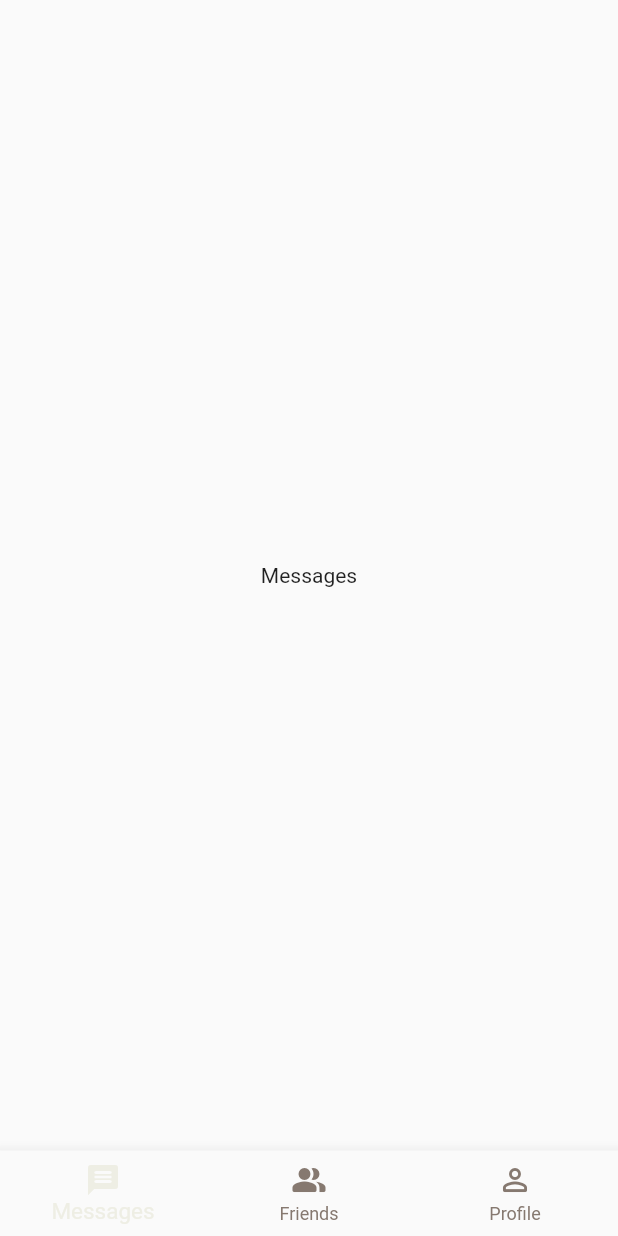
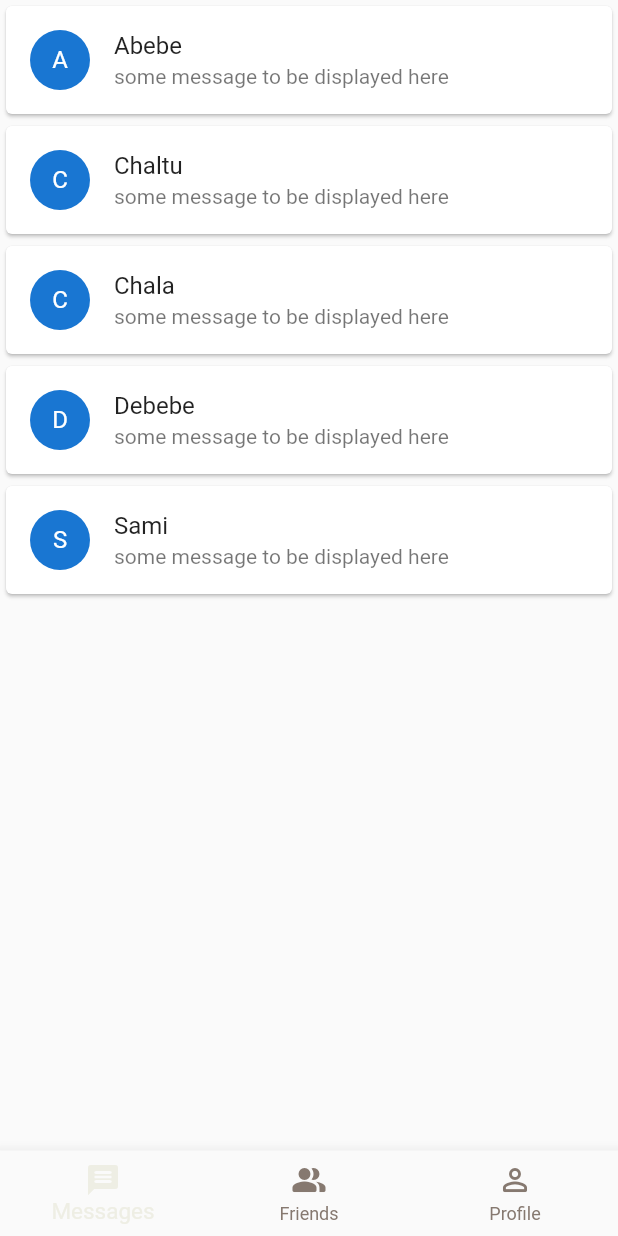
Before and after one commit to DailyDelveloper/heart-heart, a Flutter app: the screen it shows after launch, on a phone screen of 412 x 824 dp. Run offline on Flutter 3.47's test engine with Material 2 defaults, Android fonts, the phone set to English and light mode, and no system bars.

Commit message:
Message List Created

```diff
--- a/lib/screens/component/bottomNav.dart
+++ b/lib/screens/component/bottomNav.dart
@@ -1,5 +1,6 @@
 import 'package:flutter/material.dart';
 import 'package:htoh/config/palette.dart';
+import 'package:htoh/screens/message_screen/messageHome.dart';
 
 class BottomNav extends StatefulWidget {
   const BottomNav({Key? key}) : super(key: key);
@@ -11,7 +12,7 @@ class BottomNav extends StatefulWidget {
 class _BottomNavState extends State<BottomNav> {
   int _selectedIndex = 0;
   List<Widget> _widgetOptions = [
-    Text("Messages"),
+    MessageHome(),
     Text("Friends"),
     Text("Profile"),
   ];
@@ -47,6 +48,7 @@ class _BottomNavState extends State<BottomNav> {
         unselectedFontSize: 12.0,
         unselectedItemColor: Palette.grayColor,
         onTap: onItemTapped,
+        currentIndex: _selectedIndex,
       ),
     );
   }
--- /dev/null
+++ b/lib/screens/message_screen/messageHome.dart
@@ -0,0 +1,40 @@
+import 'dart:developer';
+
+import 'package:flutter/material.dart';
+
+class MessageHome extends StatelessWidget {
+  //const MessageHome({Key? key}) : super(key: key);
+  final List<String> users = ["Abebe", "Chaltu", "Chala", "Debebe", "Sami"];
+  final List<String> messages = [
+    "some message to be displayed here",
+    "some message to be displayed here",
+    "some message to be displayed here",
+    "some message to be displayed here",
+    "some message to be displayed here",
+    "some message to be displayed here",
+    "some message to be displayed here",
+  ];
+
+  @override
+  Widget build(BuildContext context) {
+    return ListView.builder(
+      itemCount: users.length,
+      itemBuilder: (context, index) {
+        return Card(
+          child: ListTile(
+            title: Text(
+              users[index],
+            ),
+            subtitle: Text(messages[index]),
+            leading: CircleAvatar(
+              child: Text("${users[index].substring(0, 1).toUpperCase()}"),
+            ),
+            onTap: () {
+              log("Index $index is tapped");
+            },
+          ),
+        );
+      },
+    );
+  }
+}
```
